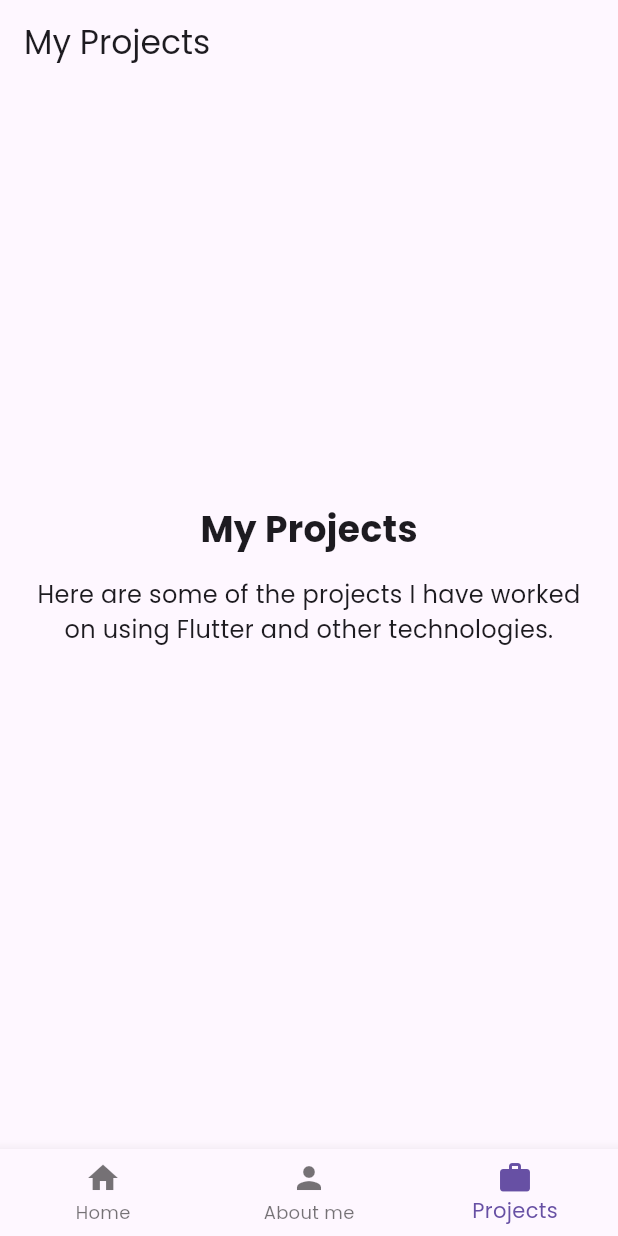
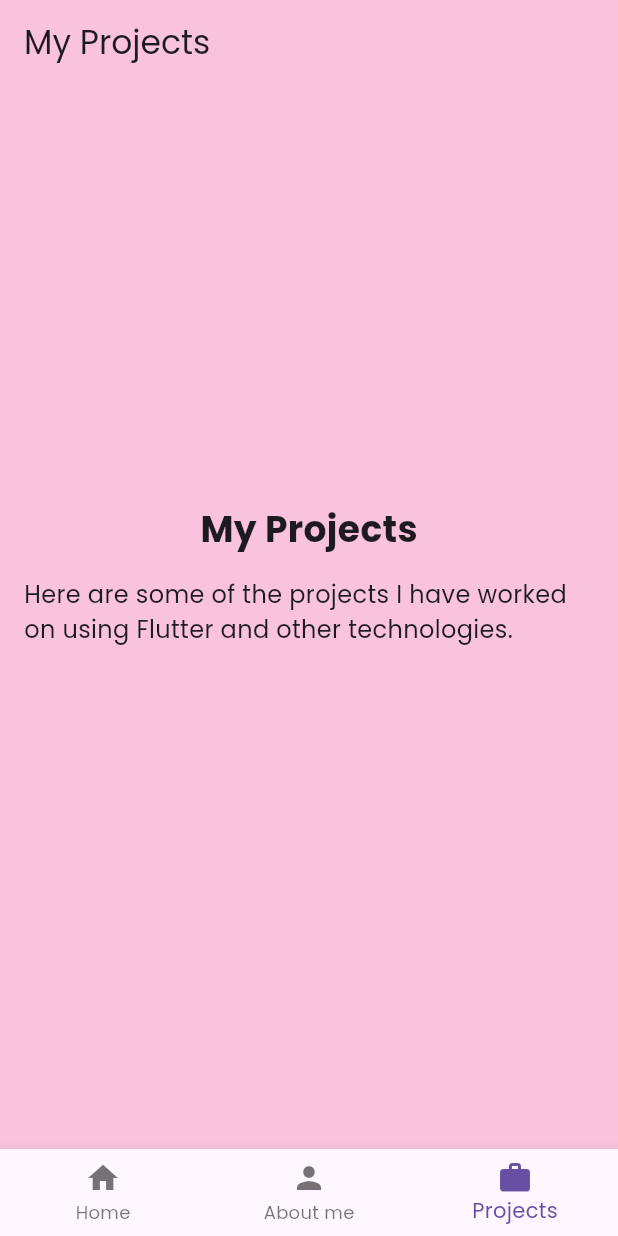
Before and after one commit to Rawlings378/rollo-portfolio, a Flutter app: the screen it shows after launch, item 3 of the bottom bar chosen, on a phone screen of 412 x 824 dp. Run offline on Flutter 3.47's test engine with Material 3 defaults, Android fonts, the phone set to English and light mode, and no system bars; our stand-ins replace firebase_core, flutter_animate, google_fonts; accounts and stored records are empty.

Commit message:
my recent my project page commit

```diff
--- a/lib/pages/home_page.dart
+++ b/lib/pages/home_page.dart
@@ -1,13 +1,10 @@
 // lib/pages/home_page.dart
 
 import 'package:flutter/material.dart';
-// Import the animation package
 import 'package:flutter_animate/flutter_animate.dart';
-// Import the other pages we need to show
 import 'package:rollo_portfolio/pages/about_me.dart';
 import 'package:rollo_portfolio/pages/projects_page.dart';
 
-// HomePage is now our main "shell" widget
 class HomePage extends StatefulWidget {
   const HomePage({super.key});
 
@@ -15,81 +12,52 @@ class HomePage extends StatefulWidget {
   State<HomePage> createState() => _HomePageState();
 }
 
-// The State class holds all the logic and the selected tab index
 class _HomePageState extends State<HomePage> {
-  // A variable to store the index of the currently selected tab
-  // 0 = Home, 1 = About, 2 = Projects
+  // We only keep the index state here
   int _selectedIndex = 0;
 
-  // This list will hold the actual page widgets we want to show
-  // We use 'late final' because we initialize it in 'initState'
-  late final List<Widget> _pages;
+  // We REMOVED the 'late final List<Widget> _pages' and 'initState'
+  // logic from here to fix the crash.
 
-  // This function is called once when the widget is first created
-  @override
-  void initState() {
-    super.initState();
-
-    // Now we define our list of pages
-    _pages = <Widget>[
-      // Index 0: The content built by our *local helper method* below
-      _buildHomePageContent(),
-
-      // Index 1: The existing AboutPage
-      const AboutPage(),
-
-      // Index 2: The existing ProjectsPage
-      const ProjectsPage(),
-    ];
-  }
-
-  // This function is called whenever a tab in the BottomNavigationBar is tapped
   void _onItemTapped(int index) {
-    // setState tells Flutter to rebuild the widget with the new state
     setState(() {
-      // Update our variable to match the new tab index
       _selectedIndex = index;
     });
   }
 
-  // The build method is called every time setState is called
   @override
   Widget build(BuildContext context) {
-    // A list of the titles for the AppBar
-    const List<String> pageTitles = [
-      'Home', // Title for index 0
-      'About Me', // Title for index 1
-      'My Projects', // Title for index 2
+    // --- 1. Define the pages HERE inside build ---
+    // This fixes the error because 'context' is now fully ready
+    final List<Widget> pages = [
+      _buildHomePageContent(), // Index 0
+      const AboutPage(),       // Index 1
+      const ProjectsPage(),    // Index 2
     ];
 
-    // Scaffold is the main layout structure for our app
+    const List<String> pageTitles = [
+      'Home',
+      'About Me',
+      'My Projects',
+    ];
+
     return Scaffold(
       appBar: AppBar(
-        // The title is dynamically set from our list
         title: Text(pageTitles[_selectedIndex]),
-        // Make the AppBar's background transparent
         backgroundColor: Colors.transparent,
-        // Remove the shadow/elevation
         elevation: 0,
       ),
-      // This tells the body to draw *behind* the AppBar
       extendBodyBehindAppBar: true,
 
-      // The main content of the page
-      // IndexedStack keeps all pages in memory and preserves their state
-      // (like scroll position) when you switch tabs.
+      // --- 2. Use the local 'pages' list ---
       body: IndexedStack(
-        index: _selectedIndex, // Show the page matching the selected index
-        children: _pages, // The list of all pages
+        index: _selectedIndex,
+        children: pages,
       ),
 
-      // The navigation bar at the bottom
       bottomNavigationBar: BottomNavigationBar(
-        // Tells the bar which item is currently active
         currentIndex: _selectedIndex,
-        // The function to call when a new item is tapped
         onTap: _onItemTapped,
-        // The list of items (tabs)
         items: const [
           BottomNavigationBarItem(
             icon: Icon(Icons.home),
@@ -108,39 +76,28 @@ class _HomePageState extends State<HomePage> {
     );
   }
 
-  //
-  // --- This is the key! ---
-  // This is the *content* for the home page (index 0)
-  // By making it a helper method, we keep it in the *same file*
-  // but separate from the main build logic.
-  //
+  // Helper method to build the Home content
   Widget _buildHomePageContent() {
-    // A Container allows us to add background styling, like a gradient
     return Container(
-      // The decoration property is for styling
       decoration: BoxDecoration(
-        // We'll use a LinearGradient for a modern background
         gradient: LinearGradient(
           colors: [
-            Theme.of(context).colorScheme.primary.withValues(alpha: 0.7),
+            // This line caused the crash before, but now it is safe!
+            Theme.of(context).colorScheme.primary.withValues(alpha: 0.3),
             Theme.of(context).colorScheme.surface,
           ],
           begin: Alignment.topLeft,
           end: Alignment.bottomRight,
         ),
       ),
-      // Center all the content
       child: Center(
-        // ConstrainedBox limits the width on desktops
         child: ConstrainedBox(
           constraints: const BoxConstraints(maxWidth: 900),
           child: Padding(
             padding: const EdgeInsets.all(32.0),
-            // Column arranges its children vertically
             child: Column(
               mainAxisAlignment: MainAxisAlignment.center,
               children: [
-                // --- 1. Interactive Avatar ---
                 CircleAvatar(
                   radius: 80,
                   backgroundColor:
@@ -150,7 +107,6 @@ class _HomePageState extends State<HomePage> {
                     size: 100,
                     color: Theme.of(context).colorScheme.onPrimaryContainer,
                   ),
-                  //  Add your photo here!
                 )
                     .animate()
                     .fadeIn(duration: 600.ms)
@@ -158,9 +114,8 @@ class _HomePageState extends State<HomePage> {
 
                 const SizedBox(height: 32),
 
-                // --- 2. Animated Title ---
                 Text(
-                  "Hi, I'm RAwlings Adera", //  Change this
+                  "Hi, I'm Rawlings Adera",
                   textAlign: TextAlign.center,
                   style: Theme.of(context)
                       .textTheme
@@ -173,9 +128,8 @@ class _HomePageState extends State<HomePage> {
 
                 const SizedBox(height: 16),
 
-                // --- 3. Animated Subtitle ---
                 Text(
-                  " Dart with Flutter Developer",
+                  "Flutter Developer",
                   textAlign: TextAlign.center,
                   style: Theme.of(context).textTheme.headlineSmall,
                 )
@@ -185,10 +139,8 @@ class _HomePageState extends State<HomePage> {
 
                 const SizedBox(height: 48),
 
-                // --- 4. Interactive Call-to-Action Button ---
                 ElevatedButton(
-                  // When pressed, call our local function to switch tabs
-                  onPressed: () => _onItemTapped(2), // Go to Projects (index 2)
+                  onPressed: () => _onItemTapped(2),
                   style: ElevatedButton.styleFrom(
                     padding: const EdgeInsets.symmetric(
                         horizontal: 48, vertical: 20),
--- a/lib/pages/projects_page.dart
+++ b/lib/pages/projects_page.dart
@@ -3,22 +3,27 @@ class ProjectsPage extends StatelessWidget {
   const ProjectsPage({super.key});
 
   @override
-  Widget build(BuildContext context) {
-    return Center(
+  Widget build(BuildContext context)  {
+
+    return Container (
+      width:double.infinity,
+      height:double.infinity,
+      color:Color.fromARGB(125, 243, 140, 188),
+
       child: Padding(
         padding: const EdgeInsets.all(16.0),
         child: Column(
           mainAxisAlignment: MainAxisAlignment.center,
-          children: const [
-            Text(
+          children: [
+            const Text(
               'My Projects',
               style: TextStyle(fontSize: 24, fontWeight: FontWeight.bold),
             ),
-            SizedBox(height: 16),
+            const SizedBox(height: 16),
             Text(
               'Here are some of the projects I have worked on using Flutter and other technologies.',
-              textAlign: TextAlign.center,
-              style: TextStyle(fontSize: 16),
+              textAlign: TextAlign.left,
+              style: const TextStyle(fontSize: 16),
             ),
           ],
         ),
```
